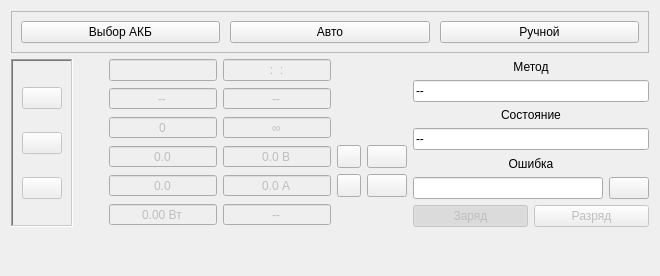
Before: the Qt Designer form zrm/zrmmaindisplay.ui in dostapazov/powermon_v4, drawn with Qt 5.
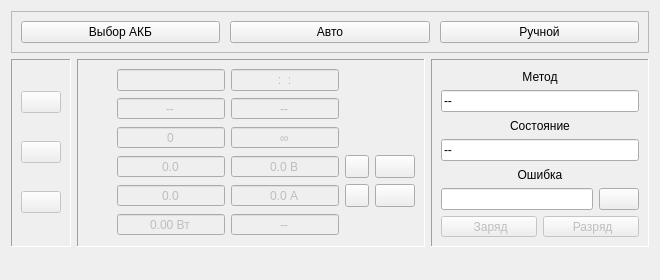
After: the same form once the commit is applied. Icons and pictures are not drawn.

Diff of the .ui file:
```diff
--- a/zrm/zrmmaindisplay.ui
+++ b/zrm/zrmmaindisplay.ui
@@ -7,7 +7,7 @@
     <x>0</x>
     <y>0</y>
     <width>660</width>
-    <height>276</height>
+    <height>280</height>
    </rect>
   </property>
   <property name="sizePolicy">
@@ -98,7 +98,7 @@
      <item>
       <widget class="QFrame" name="ctrlButtonFrame">
        <property name="frameShape">
-        <enum>QFrame::WinPanel</enum>
+        <enum>QFrame::Panel</enum>
        </property>
        <property name="frameShadow">
         <enum>QFrame::Sunken</enum>
@@ -216,6 +216,13 @@
       </widget>
      </item>
      <item>
+      <widget class="QFrame" name="paramFrame">
+       <property name="frameShape">
+        <enum>QFrame::Panel</enum>
+       </property>
+       <property name="frameShadow">
+        <enum>QFrame::Sunken</enum>
+       </property>
       <layout class="QGridLayout" name="gridLayout_2">
        <item row="2" column="1">
         <widget class="QSpinBox" name="lbCycleNum">
@@ -887,11 +894,22 @@
         </widget>
        </item>
       </layout>
+      </widget>
      </item>
      <item>
+      <widget class="QFrame" name="stateFrame">
+       <property name="frameShape">
+        <enum>QFrame::Panel</enum>
+       </property>
+       <property name="frameShadow">
+        <enum>QFrame::Sunken</enum>
+       </property>
       <layout class="QVBoxLayout" name="verticalLayout">
        <item>
         <widget class="QLabel" name="label_5">
+          <property name="frameShape">
+           <enum>QFrame::NoFrame</enum>
+          </property>
          <property name="text">
           <string>Метод</string>
          </property>
@@ -1030,7 +1048,7 @@
        <item>
         <layout class="QHBoxLayout" name="horizontalLayout_3">
          <item>
-          <widget class="QPushButton" name="bCharge">
+           <widget class="QToolButton" name="bCharge">
            <property name="enabled">
             <bool>false</bool>
            </property>
@@ -1047,7 +1065,7 @@
             </size>
            </property>
            <property name="text">
-            <string>Заряд</string>
+             <string> Заряд</string>
            </property>
            <property name="icon">
             <iconset resource="../data/zrm_data.qrc">
@@ -1063,15 +1081,15 @@
             <bool>true</bool>
            </property>
            <property name="checked">
-            <bool>true</bool>
-           </property>
-           <property name="flat">
             <bool>false</bool>
            </property>
+            <property name="toolButtonStyle">
+             <enum>Qt::ToolButtonTextBesideIcon</enum>
+            </property>
           </widget>
          </item>
          <item>
-          <widget class="QPushButton" name="bDischarge">
+           <widget class="QToolButton" name="bDischarge">
            <property name="enabled">
             <bool>false</bool>
            </property>
@@ -1088,7 +1106,7 @@
             </size>
            </property>
            <property name="text">
-            <string>Разряд</string>
+             <string> Разряд</string>
            </property>
            <property name="icon">
             <iconset resource="../data/zrm_data.qrc">
@@ -1103,14 +1121,21 @@
            <property name="checkable">
             <bool>true</bool>
            </property>
-           <property name="flat">
+            <property name="checked">
             <bool>false</bool>
            </property>
+            <property name="toolButtonStyle">
+             <enum>Qt::ToolButtonTextBesideIcon</enum>
+            </property>
+            <property name="arrowType">
+             <enum>Qt::NoArrow</enum>
+            </property>
           </widget>
          </item>
         </layout>
        </item>
       </layout>
+      </widget>
      </item>
     </layout>
    </item>
```
Left out of the diff: 11 changed lines with no effect on the pictures. Lines whose indentation alone changed are shown as unchanged.
